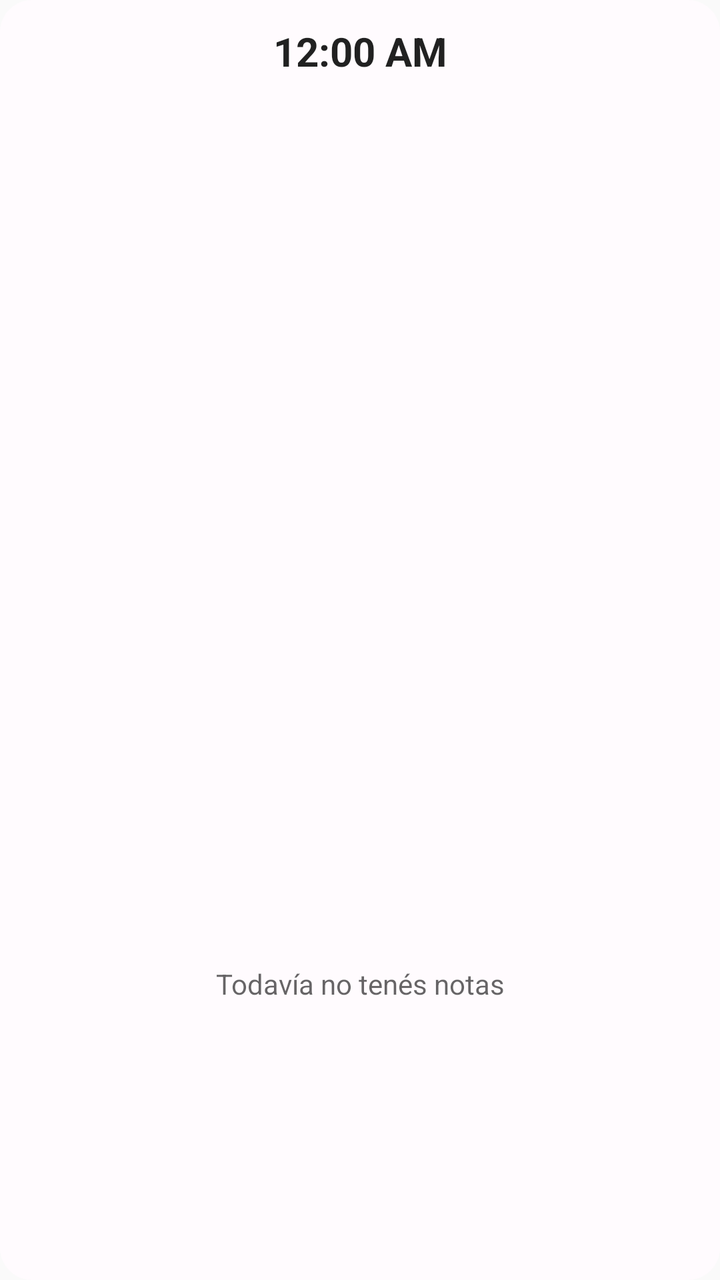
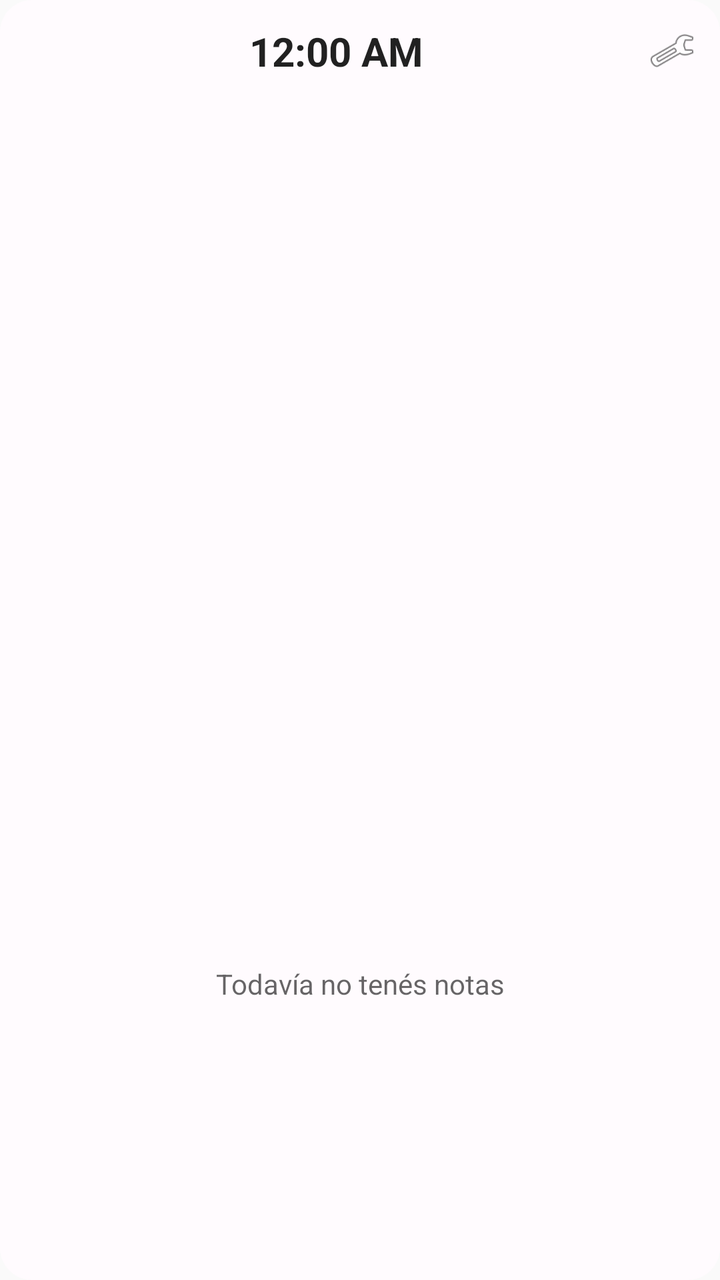

Compare the two renders of this Android layout. The source of the first and the diff that turns it into the second are given below.
<!-- AndroidManifest.xml: application theme Theme.Notes -->
<!-- res/layout/widget_all_notes_clock.xml -->
<?xml version="1.0" encoding="utf-8"?>
<LinearLayout xmlns:android="http://schemas.android.com/apk/res/android"
    android:id="@+id/Layout"
    android:layout_width="match_parent"
    android:layout_height="match_parent"
    android:background="@drawable/widget_background_light"
    android:orientation="vertical">

    
    <TextClock
        android:id="@+id/Clock"
        android:layout_width="match_parent"
        android:layout_height="wrap_content"
        android:layout_gravity="center_horizontal"
        android:gravity="center"
        android:paddingTop="12dp"
        android:paddingBottom="4dp"
        android:format12Hour="h:mm a"
        android:format24Hour="H:mm"
        android:textSize="20sp"
        android:textStyle="bold" />

    
    <LinearLayout
        android:id="@+id/HeaderDivider"
        android:layout_width="match_parent"
        android:layout_height="1dp"
        android:layout_marginTop="4dp" />

    
    <LinearLayout
        android:id="@+id/RowsContainer"
        android:layout_width="match_parent"
        android:layout_height="0dp"
        android:layout_weight="1"
        android:orientation="vertical"
        android:paddingTop="4dp"
        android:paddingBottom="4dp" />

    
    <TextView
        android:id="@+id/Empty"
        android:layout_width="match_parent"
        android:layout_height="0dp"
        android:layout_weight="1"
        android:gravity="center"
        android:padding="16dp"
        android:text="@string/all_notes_clock_widget_empty"
        android:textColor="?android:attr/textColorSecondary" />

</LinearLayout>
<!-- resources referenced by this layout -->
<resources>
  <!-- drawable widget_background_light (drawable) -->
  <?xml version="1.0" encoding="utf-8"?>
  <shape xmlns:android="http://schemas.android.com/apk/res/android">
      <corners android:radius="16dp" />
      <solid android:color="#FFFFFBFE" />
  </shape>
  <string name="all_notes_clock_widget_empty">Todavía no tenés notas</string>
  <style name="Theme.Notes" parent="android:Theme.Material.Light.NoActionBar" />
</resources>

<!-- the commit's change to res/layout/widget_all_notes_clock.xml (unified diff, before → after) -->
@@ -7,18 +7,36 @@
     android:orientation="vertical">
 
     
-    <TextClock
-        android:id="@+id/Clock"
+    <LinearLayout
         android:layout_width="match_parent"
         android:layout_height="wrap_content"
-        android:layout_gravity="center_horizontal"
-        android:gravity="center"
+        android:orientation="horizontal"
         android:paddingTop="12dp"
         android:paddingBottom="4dp"
-        android:format12Hour="h:mm a"
-        android:format24Hour="H:mm"
-        android:textSize="20sp"
-        android:textStyle="bold" />
+        android:paddingStart="12dp"
+        android:paddingEnd="12dp">
+
+        <TextClock
+            android:id="@+id/Clock"
+            android:layout_width="0dp"
+            android:layout_height="wrap_content"
+            android:layout_weight="1"
+            android:layout_gravity="center_vertical"
+            android:gravity="center"
+            android:format12Hour="h:mm a"
+            android:format24Hour="H:mm"
+            android:textSize="20sp"
+            android:textStyle="bold" />
+
+        <ImageView
+            android:id="@+id/ChangeGear"
+            android:layout_width="24dp"
+            android:layout_height="24dp"
+            android:layout_gravity="center_vertical"
+            android:contentDescription="@string/widget_configure_appearance"
+            android:src="@android:drawable/ic_menu_manage" />
+
+    </LinearLayout>
 
     
     <LinearLayout
@@ -28,12 +46,13 @@
         android:layout_marginTop="4dp" />
 
     
-    <LinearLayout
-        android:id="@+id/RowsContainer"
+    <ListView
+        android:id="@+id/ListView"
         android:layout_width="match_parent"
         android:layout_height="0dp"
         android:layout_weight="1"
-        android:orientation="vertical"
+        android:divider="@null"
+        android:dividerHeight="0dp"
         android:paddingTop="4dp"
         android:paddingBottom="4dp" />
 
<!-- resource entries referenced after the edit -->
@@ -7,6 +7,7 @@
       <solid android:color="#FFFFFBFE" />
   </shape>
   <string name="all_notes_clock_widget_empty">Todavía no tenés notas</string>
+  <string name="widget_configure_appearance">Configurar apariencia del widget</string>
   <style name="Theme.Notes" parent="android:Theme.Material.Light.NoActionBar" />
 </resources>
 
